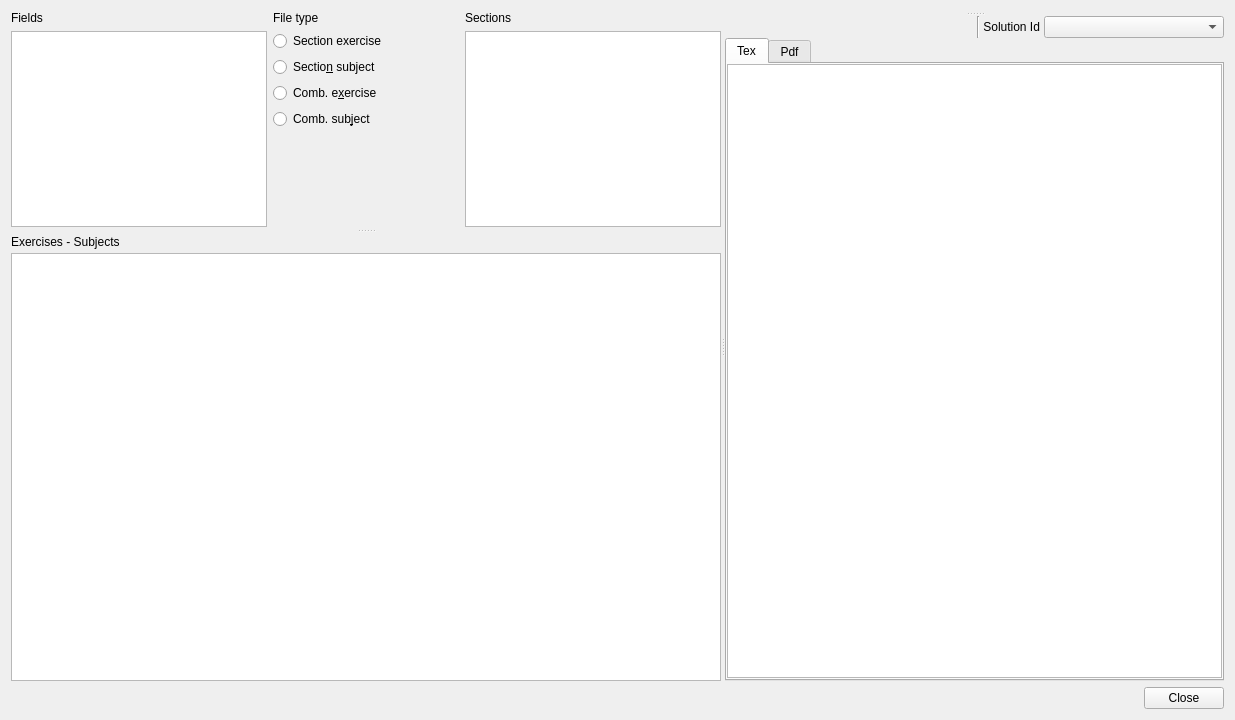
Before: the Qt Designer form datatex/solvedatabaseexercise.ui in CSMathematics/DataTex, drawn with Qt 5.
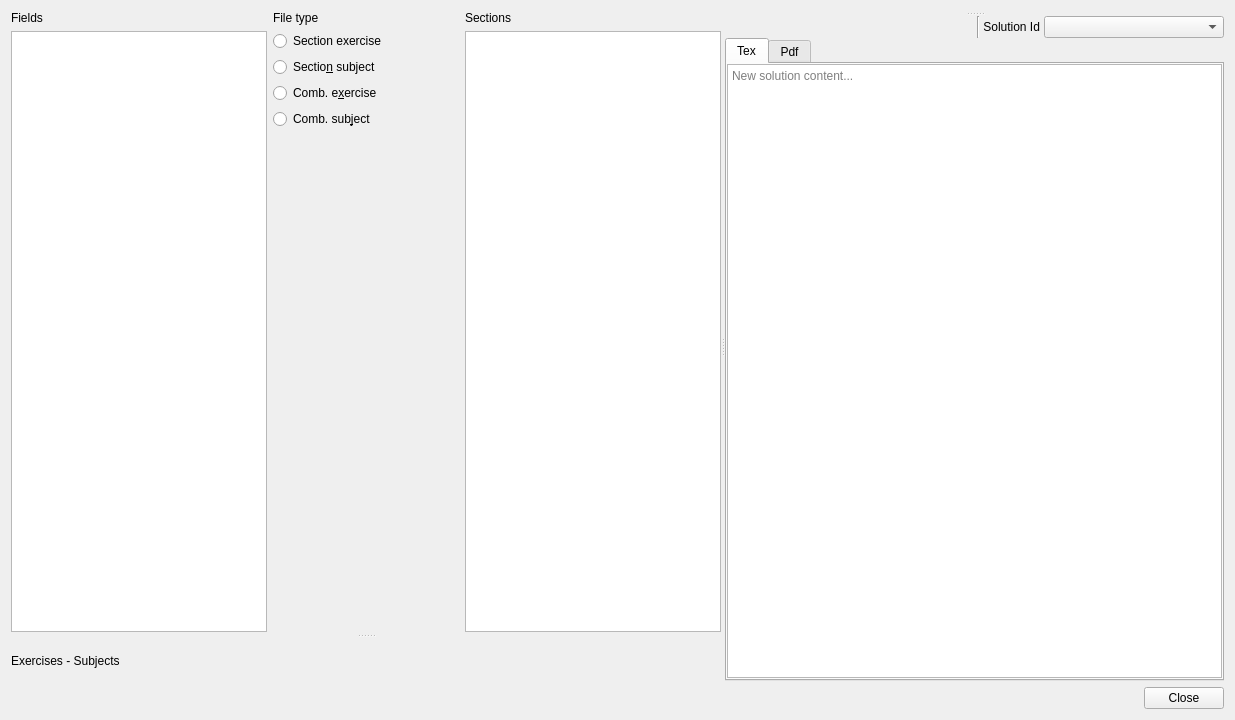
After: the same form once the commit is applied. Icons and pictures are not drawn. Custom widgets are drawn as their Qt base class.

What changed in the file:
```diff
--- a/datatex/solvedatabaseexercise.ui
+++ b/datatex/solvedatabaseexercise.ui
@@ -200,22 +200,6 @@
           </property>
          </widget>
         </item>
-        <item row="1" column="0">
-         <widget class="QTableView" name="ExerciseTable">
-          <property name="sizePolicy">
-           <sizepolicy hsizetype="Minimum" vsizetype="MinimumExpanding">
-            <horstretch>0</horstretch>
-            <verstretch>0</verstretch>
-           </sizepolicy>
-          </property>
-          <property name="minimumSize">
-           <size>
-            <width>0</width>
-            <height>420</height>
-           </size>
-          </property>
-         </widget>
-        </item>
        </layout>
       </widget>
      </widget>
@@ -422,7 +406,11 @@
              <number>0</number>
             </property>
             <item row="0" column="0" rowspan="2">
-             <widget class="QTextEdit" name="SolutionContent"/>
+             <widget class="LatexTextEdit" name="SolutionContent">
+              <property name="placeholderText">
+               <string>New solution content...</string>
+              </property>
+             </widget>
             </item>
            </layout>
           </widget>
@@ -487,6 +475,13 @@
    </item>
   </layout>
  </widget>
+ <customwidgets>
+  <customwidget>
+   <class>LatexTextEdit</class>
+   <extends>QTextEdit</extends>
+   <header>highlighter.h</header>
+  </customwidget>
+ </customwidgets>
  <resources>
   <include location="../images.qrc"/>
  </resources>
```
